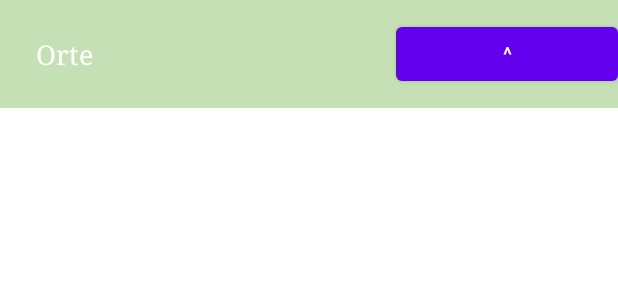
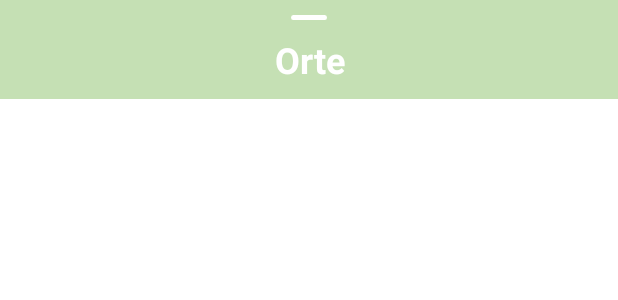
Before and after one commit to aquatorze/FAIRlaufen, an Android app: the layout activity_map_list.xml on its own in the app's theme, with its tools: preview values and no code run, on a phone screen of 412 x 824 dp. Shown: the top 300 px of the screen. Run offline under Robolectric (Android 15) with nearby library versions, the phone set to English and light mode, and no system bars.

```diff
--- /dev/null
+++ b/app/src/main/res/drawable/ic_bottom_sheet_grapple.xml
@@ -0,0 +1,12 @@
+<?xml version="1.0" encoding="utf-8"?>
+<vector xmlns:android="http://schemas.android.com/apk/res/android"
+    android:width="24dp"
+    android:height="3dp"
+    android:viewportWidth="24"
+    android:viewportHeight="3">
+
+    <path
+        android:fillColor="@android:color/white"
+        android:pathData="M 1.5 0 L 22.5 0 Q 24 0 24 1.5 L 24 1.5 Q 24 3 22.5 3 L 1.5 3 Q 0 3 0 1.5 L 0 1.5 Q 0 0 1.5 0 Z"
+        android:strokeWidth="1" />
+</vector>
--- a/app/src/main/res/layout/activity_map_list.xml
+++ b/app/src/main/res/layout/activity_map_list.xml
@@ -9,52 +9,43 @@
     android:background="@color/white"
     app:layout_behavior="com.google.android.material.bottomsheet.BottomSheetBehavior"
     >
-    <LinearLayout
+    <RelativeLayout
         android:id="@+id/bottom_sheet_header"
         android:layout_width="match_parent"
         android:layout_height="wrap_content"
         android:background="@color/background_green"
-        android:orientation="horizontal"
-        app:layout_constraintEnd_toEndOf="parent"
-        app:layout_constraintStart_toStartOf="parent"
-        app:layout_constraintTop_toTopOf="parent">
+        android:orientation="horizontal">
 
+        <ImageView
+            android:id="@+id/bottom_sheet_grapple"
+            android:src="@drawable/ic_bottom_sheet_grapple"
+            android:layout_width="match_parent"
+            android:layout_height="wrap_content"
+            android:gravity="center"
+            android:layout_margin="10dp"/>
         <TextView
-            android:layout_width="wrap_content"
+            android:layout_width="match_parent"
             android:layout_height="wrap_content"
-            android:layout_weight="3"
-            android:fontFamily="serif"
-            android:padding="24dp"
-            android:textSize="18sp"
+            android:gravity="center"
+            android:layout_marginBottom="10dp"
+            android:textSize="24sp"
+            android:textStyle="bold"
             android:text="Orte"
-            android:textColor="@android:color/white" />
+            android:textColor="@android:color/white"
+            android:layout_below="@id/bottom_sheet_grapple"/>
 
-        <Button
+        <!--<Button
             android:id="@+id/bottom_sheet_arrow"
             android:layout_width="wrap_content"
             android:layout_height="wrap_content"
             android:layout_gravity="center"
             android:layout_weight="1"
             android:onClick="onClickCollapse"
-            android:text="^"/>
-    </LinearLayout>
+            android:text="^"/>-->
+    </RelativeLayout>
     <ListView
         android:id="@+id/list_map"
         android:layout_width="match_parent"
         android:layout_height="wrap_content"
         android:layout_below="@id/bottom_sheet_header"/>
-    <!--<TextView
-        android:id="@+id/element_1"
-        android:layout_below="@id/bottom_sheet_header"
-        android:layout_height="wrap_content"
-        android:layout_margin="10dp"
-        android:layout_width="match_parent"
-        android:text="Testelement 1" />
-
-    <TextView
-        android:layout_below="@id/element_1"
-        android:layout_height="wrap_content"
-        android:layout_margin="10dp"
-        android:layout_width="match_parent"
-        android:text="Testelement 2" />-->
 </RelativeLayout>
```
Also changed, not shown: app/src/main/java/com/tudresden/fairlaufen/MapActivity.java (+34 -17 lines).
